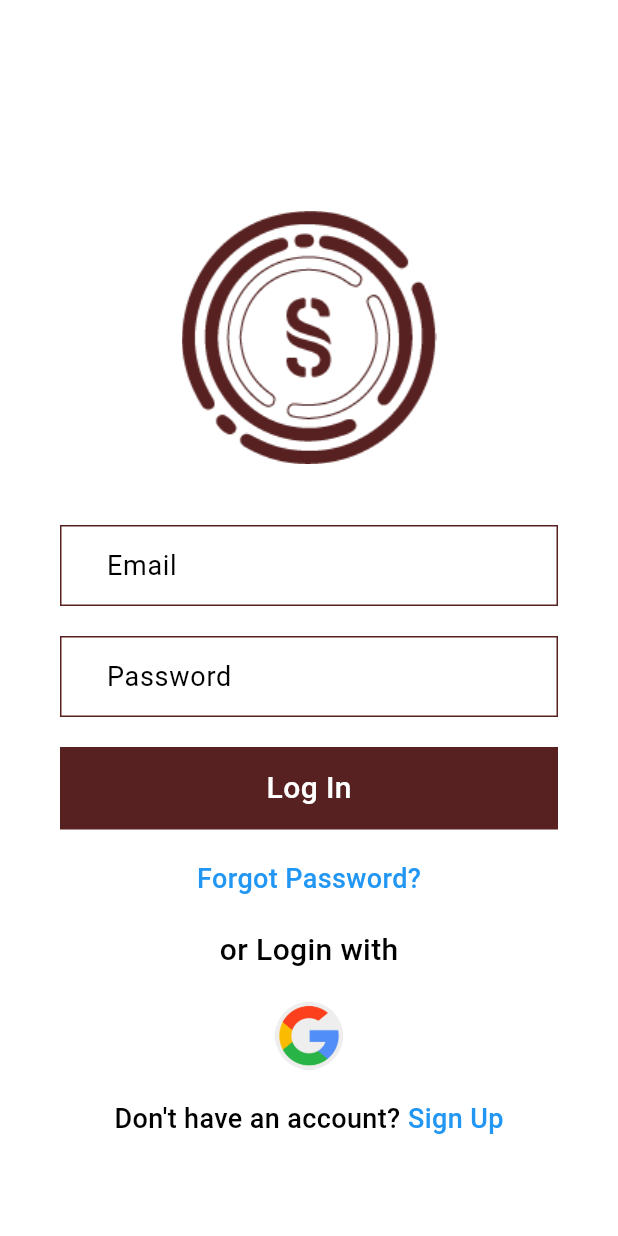
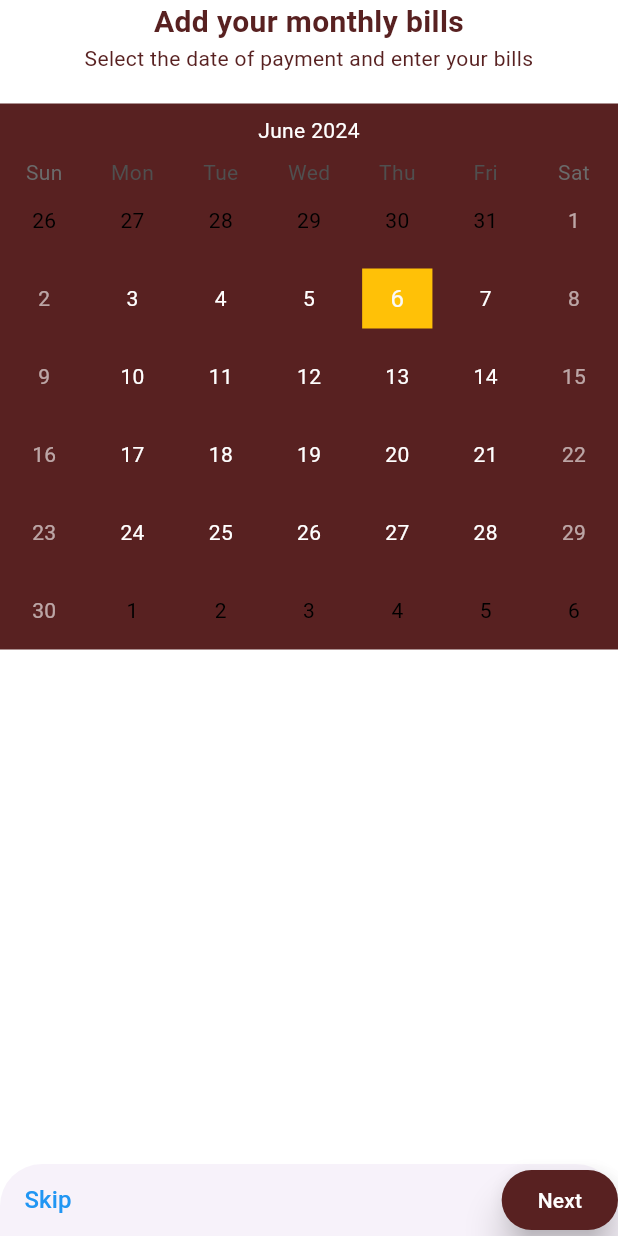
Before and after one commit to lrongyi/Orbital, a Flutter app: the screen it shows after launch, on a phone screen of 412 x 824 dp. Run offline on Flutter 3.47's test engine with Material 3 defaults, Android fonts, the phone set to English and light mode, and no system bars; drawn by our look-alikes of table_calendar; our stand-ins replace cloud_firestore, firebase_auth, firebase_core, fl_chart, flutter_colorpicker, flutter_dotenv and 1 more; accounts and stored records are empty.

Commit message:
1. Created Bill model and CRUD methods 2. Onboarding screen for bills (WIP)

```diff
--- a/lib/main.dart
+++ b/lib/main.dart
@@ -3,6 +3,7 @@ import 'package:firebase_core/firebase_core.dart';
 import 'package:flutter/material.dart';
 import 'package:flutter_dotenv/flutter_dotenv.dart';
 import 'package:ss/screens/authentication_screens/log_in.dart';
+import 'package:ss/screens/onboarding_screens/select_bills.dart';
 import 'package:ss/screens/onboarding_screens/select_categories.dart';
 import 'package:ss/services/budget_methods.dart';
 // import 'package:ss/screens/authentication_screens/sign_up.dart';
@@ -29,8 +30,8 @@ class MyApp extends StatelessWidget {
   @override
   Widget build(BuildContext context) {
     return const MaterialApp(
-      home: LogIn(),
-      // home: SelectCategories()
+      // home: LogIn(),
+      home: SelectBills()
     );
   }
 }
--- /dev/null
+++ b/lib/screens/onboarding_screens/select_bills.dart
@@ -0,0 +1,145 @@
+import 'package:flutter/cupertino.dart';
+import 'package:flutter/material.dart';
+import 'package:flutter/widgets.dart';
+import 'package:ss/screens/navigation_screen/navigation.dart';
+import 'package:ss/screens/onboarding_screens/add_bills.dart';
+import 'package:ss/shared/authentication_deco.dart';
+import 'package:ss/shared/main_screens_deco.dart';
+import 'package:table_calendar/table_calendar.dart';
+
+class SelectBills extends StatefulWidget {
+  const SelectBills({super.key});
+
+  @override
+  State<SelectBills> createState() => _SelectBillsState();
+}
+
+class _SelectBillsState extends State<SelectBills> {
+
+  DateTime now = DateTime.now();
+  DateTime _selectedDay = DateTime.now();
+
+  void _onDaySelected(DateTime selectedDay, DateTime focusedDay) {
+    setState(() {
+      _selectedDay = selectedDay;
+      now = focusedDay;
+    });
+
+    Navigator.push(context, MaterialPageRoute(builder: (context) => AddBill(date: _selectedDay,)));
+  }
+
+
+  @override
+  Widget build(BuildContext context) {
+
+    return Scaffold(
+      resizeToAvoidBottomInset: false,
+      backgroundColor: Colors.white,
+
+      body: SingleChildScrollView(
+        padding: EdgeInsets.only(bottom: MediaQuery.of(context).viewInsets.bottom),
+        child: Column(
+          children: [
+            SizedBox(
+              width: MediaQuery.of(context).size.width,
+              child: Column(
+                children: [
+                  SafeArea(
+                    child: Text(
+                      'Add your monthly bills',
+                      style: TextStyle(
+                        color: mainColor,
+                        fontSize: 20,
+                        fontWeight: FontWeight.bold,
+                      ),
+                      textAlign: TextAlign.center,
+                    ),
+                  ),
+                  Text(
+                    'Select the date of payment and enter your bills',
+                    style: TextStyle(
+                      color: mainColor,
+                      fontSize: 14
+                    ),
+                    textAlign: TextAlign.center,
+                  ),
+                  sizedBoxSpacer
+                ],
+              ),
+            ),
+
+            Container(
+              color: mainColor,
+              child: TableCalendar(
+                pageJumpingEnabled: true,
+                selectedDayPredicate: (day) => isSameDay(day, now),
+                headerStyle: const HeaderStyle(
+                  titleTextStyle: TextStyle(
+                    color: Colors.white
+                  ),
+                  leftChevronVisible: false,
+                  rightChevronVisible: false,
+                  titleCentered: true,
+                  formatButtonVisible: false,
+                ),
+                calendarStyle: const CalendarStyle(
+                  isTodayHighlighted: false,
+                  defaultTextStyle: TextStyle(color: Colors.white),
+                  outsideTextStyle: TextStyle(color: Colors.black),
+                  holidayTextStyle: TextStyle(color: Colors.white),
+                  disabledTextStyle: TextStyle(color: Colors.black),
+                  weekendTextStyle: TextStyle(color: Colors.white60),
+                  withinRangeTextStyle: TextStyle(color: Colors.white),
+                  selectedDecoration: BoxDecoration(
+                    color: Colors.amber,
+                    shape: BoxShape.rectangle
+                  )
+                ),
+                focusedDay: now,
+                firstDay: DateTime(now.year, now.month, 1),
+                lastDay: DateTime(now.year, now.month + 1, 0),
+
+                onDaySelected: _onDaySelected,
+              ),
+            ),
+          ],
+        ),
+      ),
+
+      bottomSheet: Row(
+        mainAxisAlignment: MainAxisAlignment.spaceBetween,
+        children: [
+          TextButton(
+            child: const Text(
+              'Skip',
+              style: TextStyle(
+                color: Colors.blue,
+                fontSize: 16,
+              ),
+            ),
+            onPressed: () {
+              // Navigator.pushAndRemoveUntil(
+              //       context,
+              //       MaterialPageRoute(builder: ((context) => Navigation(state: 0))),
+              //       (route) => false
+              //     );
+            },
+          ),
+          SizedBox(
+            child: ElevatedButton(
+              style: ElevatedButton.styleFrom(
+                foregroundColor: Colors.white,
+                backgroundColor: mainColor,
+                elevation: 10.0
+              ),
+              child: const Text('Next'),
+              onPressed: () {
+
+              },
+            ),
+          )
+        ],
+      ),
+    );
+  }
+}
--- a/lib/screens/onboarding_screens/set_budget.dart
+++ b/lib/screens/onboarding_screens/set_budget.dart
@@ -110,7 +110,11 @@ class _SetBudgetState extends State<SetBudget> {
               ),
             ),
             onPressed: () {
-
+              Navigator.pushAndRemoveUntil(
+                    context,
+                    MaterialPageRoute(builder: ((context) => Navigation(state: 0))),
+                    (route) => false
+                  );
             },
           ),
           SizedBox(
--- a/lib/services/budget_methods.dart
+++ b/lib/services/budget_methods.dart
@@ -5,6 +5,7 @@ import 'package:ss/services/user_methods.dart';
 const String EXPENSE_COLLECTION = 'Expenses';
 const String USER_COLLECTION = 'User';
 const String BUDGET_COLLECTION = 'Budgets';
+const String BILL_COLLECTION = 'Bills';
 
 class BudgetMethods {
 
--- a/lib/services/expense_methods.dart
+++ b/lib/services/expense_methods.dart
@@ -6,6 +6,7 @@ import 'package:ss/services/user_methods.dart';
 const String EXPENSE_COLLECTION = 'Expenses';
 const String USER_COLLECTION = 'User';
 const String BUDGET_COLLECTION = 'Budgets';
+const String BILL_COLLECTION = 'Bills';
 
 class ExpenseMethods {
 
--- a/lib/services/user_methods.dart
+++ b/lib/services/user_methods.dart
@@ -5,6 +5,7 @@ import 'package:ss/services/models/user_model.dart';
 const String EXPENSE_COLLECTION = 'Expenses';
 const String USER_COLLECTION = 'User';
 const String BUDGET_COLLECTION = 'Budgets';
+const String BILL_COLLECTION = 'Bills';
 
 class UserMethods {
    final _firestore = FirebaseFirestore.instance;
--- a/pubspec.yaml
+++ b/pubspec.yaml
@@ -45,6 +45,7 @@ dependencies:
   fl_chart: ^0.35.0
   provider: ^6.1.2
   flutter_dotenv: ^5.1.0
+  table_calendar: ^3.0.9
 
 dev_dependencies:
   flutter_test:
```
Also changed, not shown: lib/screens/onboarding_screens/add_bills.dart (added, +18 -0 lines), lib/screens/onboarding_screens/select_categories.dart (+6 -1 lines), lib/services/bill_methods.dart (added, +37 -0 lines), lib/services/models/bill.dart (added, +29 -0 lines), lib/screens/main_screens/expenses_screens/bills.dart (added), lib/screens/main_screens/insights_screens/goals.dart (added), lib/screens/main_screens/insights_screens/insights.dart (added), pubspec.lock.
